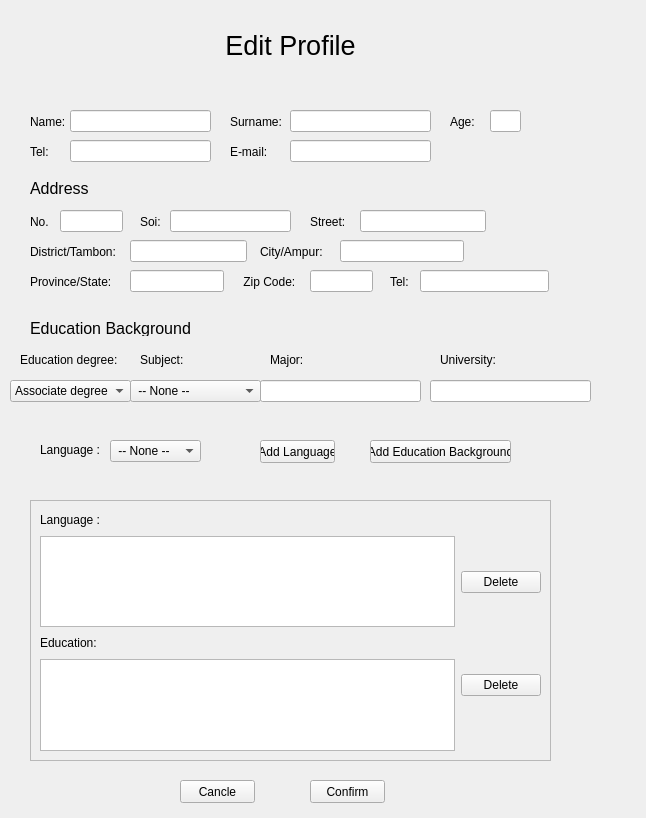
This is ui_form/Edit_Create_User_Profile.ui in Sirawap/PathFinder-Project as Qt 5 draws it before an edit. The edited form follows.
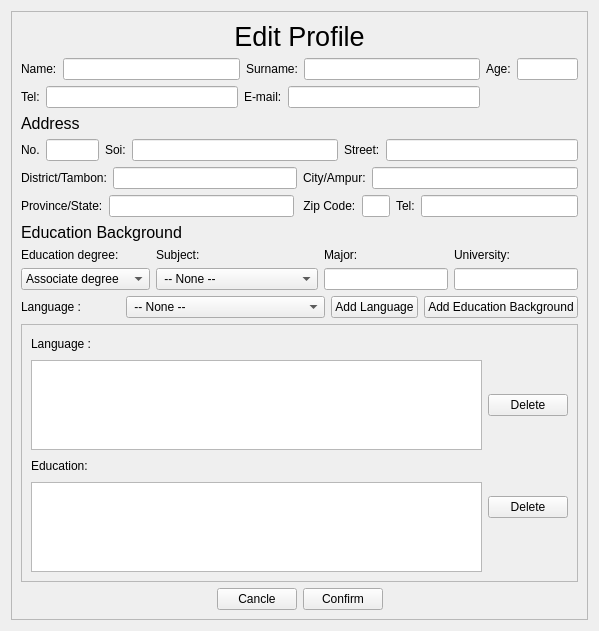
This is the edited form. Icons and pictures are not drawn.

Commit message: user edit profile

The edit to the form file:
```diff
--- a/ui_form/Edit_Create_User_Profile.ui
+++ b/ui_form/Edit_Create_User_Profile.ui
@@ -6,8 +6,8 @@
    <rect>
     <x>0</x>
     <y>0</y>
-    <width>646</width>
-    <height>818</height>
+    <width>599</width>
+    <height>631</height>
    </rect>
   </property>
   <property name="windowTitle">
@@ -23,15 +23,26 @@
 	background-color: rgb(65, 65, 65);
 }url(:/bg/grey.png)</string>
   </property>
+  <layout class="QGridLayout" name="gridLayout_2">
+   <item row="0" column="0">
+    <widget class="QScrollArea" name="scrollArea_2">
+     <property name="widgetResizable">
+      <bool>true</bool>
+     </property>
+     <widget class="QWidget" name="scrollAreaWidgetContents_2">
+      <property name="geometry">
+       <rect>
+        <x>0</x>
+        <y>0</y>
+        <width>579</width>
+        <height>611</height>
+       </rect>
+      </property>
+      <layout class="QVBoxLayout" name="verticalLayout_10">
+       <item>
+        <layout class="QVBoxLayout" name="verticalLayout_9">
+         <item>
   <widget class="QLabel" name="label">
-   <property name="geometry">
-    <rect>
-     <x>180</x>
-     <y>10</y>
-     <width>221</width>
-     <height>71</height>
-    </rect>
-   </property>
    <property name="font">
     <font>
      <pointsize>20</pointsize>
@@ -44,15 +55,96 @@
     <set>Qt::AlignCenter</set>
    </property>
   </widget>
+         </item>
+         <item>
+          <layout class="QHBoxLayout" name="horizontalLayout_23" stretch="5,1">
+           <item>
+            <layout class="QVBoxLayout" name="verticalLayout_4">
+             <item>
+              <layout class="QHBoxLayout" name="horizontalLayout_5">
+               <item>
+                <widget class="QLabel" name="label_2">
+                 <property name="text">
+                  <string>Name:</string>
+                 </property>
+                </widget>
+               </item>
+               <item>
+                <widget class="QLineEdit" name="lineEdit_name"/>
+               </item>
+               <item>
+                <widget class="QLabel" name="label_3">
+                 <property name="text">
+                  <string>Surname:</string>
+                 </property>
+                </widget>
+               </item>
+               <item>
+                <widget class="QLineEdit" name="lineEdit_name_2"/>
+               </item>
+              </layout>
+             </item>
+             <item>
+              <layout class="QHBoxLayout" name="horizontalLayout_6">
+               <item>
+                <widget class="QLabel" name="label_5">
+                 <property name="text">
+                  <string>Tel:</string>
+                 </property>
+                </widget>
+               </item>
+               <item>
+                <widget class="QLineEdit" name="lineEdit_userTel"/>
+               </item>
+               <item>
+                <widget class="QLabel" name="label_6">
+                 <property name="text">
+                  <string>E-mail:</string>
+                 </property>
+                </widget>
+               </item>
+               <item>
+                <widget class="QLineEdit" name="lineEdit_name_3"/>
+               </item>
+              </layout>
+             </item>
+            </layout>
+           </item>
+           <item>
+            <layout class="QVBoxLayout" name="verticalLayout_3">
+             <item>
+              <layout class="QHBoxLayout" name="horizontalLayout_7">
+               <item>
+                <widget class="QLabel" name="label_4">
+                 <property name="text">
+                  <string>Age:</string>
+                 </property>
+                </widget>
+               </item>
+               <item>
+                <widget class="QLineEdit" name="lineEdit_name_4"/>
+               </item>
+              </layout>
+             </item>
+             <item>
+              <spacer name="verticalSpacer_5">
+               <property name="orientation">
+                <enum>Qt::Vertical</enum>
+               </property>
+               <property name="sizeHint" stdset="0">
+                <size>
+                 <width>20</width>
+                 <height>18</height>
+                </size>
+               </property>
+              </spacer>
+             </item>
+            </layout>
+           </item>
+          </layout>
+         </item>
+         <item>
   <widget class="QLabel" name="label_9">
-   <property name="geometry">
-    <rect>
-     <x>30</x>
-     <y>180</y>
-     <width>101</width>
-     <height>16</height>
-    </rect>
-   </property>
    <property name="font">
     <font>
      <pointsize>12</pointsize>
@@ -62,15 +154,145 @@
     <string>Address</string>
    </property>
   </widget>
+         </item>
+         <item>
+          <layout class="QHBoxLayout" name="horizontalLayout_16" stretch="1,3,3">
+           <item>
+            <layout class="QHBoxLayout" name="horizontalLayout_8">
+             <item>
+              <widget class="QLabel" name="label_8">
+               <property name="text">
+                <string>No.</string>
+               </property>
+              </widget>
+             </item>
+             <item>
+              <widget class="QLineEdit" name="lineEdit_houseNo"/>
+             </item>
+            </layout>
+           </item>
+           <item>
+            <layout class="QHBoxLayout" name="horizontalLayout_9">
+             <item>
+              <widget class="QLabel" name="label_10">
+               <property name="text">
+                <string>Soi:</string>
+               </property>
+              </widget>
+             </item>
+             <item>
+              <widget class="QLineEdit" name="lineEdit_soi"/>
+             </item>
+            </layout>
+           </item>
+           <item>
+            <layout class="QHBoxLayout" name="horizontalLayout_10">
+             <item>
+              <widget class="QLabel" name="label_11">
+               <property name="text">
+                <string>Street:</string>
+               </property>
+              </widget>
+             </item>
+             <item>
+              <widget class="QLineEdit" name="lineEdit_street"/>
+             </item>
+            </layout>
+           </item>
+          </layout>
+         </item>
+         <item>
+          <layout class="QHBoxLayout" name="horizontalLayout_17">
+           <item>
+            <layout class="QHBoxLayout" name="horizontalLayout_11">
+             <item>
+              <widget class="QLabel" name="label_12">
+               <property name="text">
+                <string>District/Tambon:</string>
+               </property>
+              </widget>
+             </item>
+             <item>
+              <widget class="QLineEdit" name="lineEdit_district"/>
+             </item>
+            </layout>
+           </item>
+           <item>
+            <layout class="QHBoxLayout" name="horizontalLayout_12">
+             <item>
+              <widget class="QLabel" name="label_13">
+               <property name="text">
+                <string>City/Ampur:</string>
+               </property>
+              </widget>
+             </item>
+             <item>
+              <widget class="QLineEdit" name="lineEdit_city">
+               <property name="text">
+                <string/>
+               </property>
+              </widget>
+             </item>
+            </layout>
+           </item>
+          </layout>
+         </item>
+         <item>
+          <layout class="QHBoxLayout" name="horizontalLayout_18" stretch="3,1,2">
+           <item>
+            <layout class="QHBoxLayout" name="horizontalLayout_13">
+             <item>
+              <widget class="QLabel" name="label_14">
+               <property name="text">
+                <string>Province/State:</string>
+               </property>
+              </widget>
+             </item>
+             <item>
+              <widget class="QLineEdit" name="lineEdit_state">
+               <property name="text">
+                <string/>
+               </property>
+              </widget>
+             </item>
+            </layout>
+           </item>
+           <item>
+            <layout class="QHBoxLayout" name="horizontalLayout_14">
+             <item>
+              <widget class="QLabel" name="label_15">
+               <property name="text">
+                <string> Zip Code:</string>
+               </property>
+              </widget>
+             </item>
+             <item>
+              <widget class="QLineEdit" name="lineEdit_zip"/>
+             </item>
+            </layout>
+           </item>
+           <item>
+            <layout class="QHBoxLayout" name="horizontalLayout_15">
+             <item>
+              <widget class="QLabel" name="label_16">
+               <property name="text">
+                <string>Tel:</string>
+               </property>
+              </widget>
+             </item>
+             <item>
+              <widget class="QLineEdit" name="lineEdit_homeTel">
+               <property name="text">
+                <string/>
+               </property>
+              </widget>
+             </item>
+            </layout>
+           </item>
+          </layout>
+         </item>
+         <item>
   <widget class="QLabel" name="label_17">
-   <property name="geometry">
-    <rect>
-     <x>30</x>
-     <y>320</y>
-     <width>161</width>
-     <height>16</height>
-    </rect>
-   </property>
    <property name="font">
     <font>
      <pointsize>12</pointsize>
@@ -80,28 +302,20 @@
     <string>Education Background</string>
    </property>
   </widget>
+         </item>
+         <item>
+          <layout class="QHBoxLayout" name="horizontalLayout_19">
+           <item>
+            <layout class="QVBoxLayout" name="verticalLayout_5">
+             <item>
   <widget class="QLabel" name="label_18">
-   <property name="geometry">
-    <rect>
-     <x>20</x>
-     <y>350</y>
-     <width>101</width>
-     <height>20</height>
-    </rect>
-   </property>
    <property name="text">
     <string>Education degree:</string>
    </property>
   </widget>
+             </item>
+             <item>
   <widget class="QComboBox" name="comboBox_degree">
-   <property name="geometry">
-    <rect>
-     <x>10</x>
-     <y>380</y>
-     <width>121</width>
-     <height>22</height>
-    </rect>
-   </property>
    <item>
     <property name="text">
      <string>Associate degree </string>
@@ -123,54 +337,20 @@
     </property>
    </item>
   </widget>
+             </item>
+            </layout>
+           </item>
+           <item>
+            <layout class="QVBoxLayout" name="verticalLayout_6">
+             <item>
   <widget class="QLabel" name="label_19">
-   <property name="geometry">
-    <rect>
-     <x>140</x>
-     <y>350</y>
-     <width>101</width>
-     <height>20</height>
-    </rect>
-   </property>
    <property name="text">
     <string>Subject:</string>
    </property>
   </widget>
-  <widget class="QPushButton" name="pushButton_cancle_profile">
-   <property name="geometry">
-    <rect>
-     <x>180</x>
-     <y>780</y>
-     <width>75</width>
-     <height>23</height>
-    </rect>
-   </property>
-   <property name="text">
-    <string>Cancle</string>
-   </property>
-  </widget>
-  <widget class="QPushButton" name="pushButton_confirm_profile">
-   <property name="geometry">
-    <rect>
-     <x>310</x>
-     <y>780</y>
-     <width>75</width>
-     <height>23</height>
-    </rect>
-   </property>
-   <property name="text">
-    <string>Confirm</string>
-   </property>
-  </widget>
+             </item>
+             <item>
   <widget class="QComboBox" name="comboBox_subject">
-   <property name="geometry">
-    <rect>
-     <x>130</x>
-     <y>380</y>
-     <width>131</width>
-     <height>22</height>
-    </rect>
-   </property>
    <item>
     <property name="text">
      <string> -- None --</string>
@@ -237,323 +417,60 @@
     </property>
    </item>
   </widget>
-  <widget class="QLabel" name="label_5">
-   <property name="geometry">
-    <rect>
-     <x>30</x>
-     <y>140</y>
-     <width>21</width>
-     <height>24</height>
-    </rect>
-   </property>
+             </item>
+            </layout>
+           </item>
+           <item>
+            <layout class="QVBoxLayout" name="verticalLayout_7">
+             <item>
+              <widget class="QLabel" name="label_21">
    <property name="text">
-    <string>Tel:</string>
-   </property>
-  </widget>
-  <widget class="QLineEdit" name="lineEdit_userTel">
-   <property name="geometry">
-    <rect>
-     <x>70</x>
-     <y>140</y>
-     <width>141</width>
-     <height>22</height>
-    </rect>
-   </property>
-  </widget>
-  <widget class="QLabel" name="label_2">
-   <property name="geometry">
-    <rect>
-     <x>30</x>
-     <y>110</y>
-     <width>38</width>
-     <height>24</height>
-    </rect>
-   </property>
+                <string>Major:</string>
+               </property>
+              </widget>
+             </item>
+             <item>
+              <widget class="QLineEdit" name="lineEdit_major">
    <property name="text">
-    <string>Name:</string>
-   </property>
-  </widget>
-  <widget class="QLineEdit" name="lineEdit_name">
-   <property name="geometry">
-    <rect>
-     <x>70</x>
-     <y>110</y>
-     <width>141</width>
-     <height>22</height>
-    </rect>
-   </property>
-  </widget>
-  <widget class="QLabel" name="label_6">
-   <property name="geometry">
-    <rect>
-     <x>230</x>
-     <y>140</y>
-     <width>41</width>
-     <height>24</height>
-    </rect>
-   </property>
-   <property name="text">
-    <string>E-mail:</string>
-   </property>
-  </widget>
-  <widget class="QLabel" name="label_3">
-   <property name="geometry">
-    <rect>
-     <x>230</x>
-     <y>110</y>
-     <width>57</width>
-     <height>24</height>
-    </rect>
-   </property>
-   <property name="text">
-    <string>Surname:</string>
-   </property>
-  </widget>
-  <widget class="QLabel" name="label_4">
-   <property name="geometry">
-    <rect>
-     <x>450</x>
-     <y>110</y>
-     <width>27</width>
-     <height>24</height>
-    </rect>
-   </property>
-   <property name="text">
-    <string>Age:</string>
-   </property>
-  </widget>
-  <widget class="QLineEdit" name="lineEdit_name_2">
-   <property name="geometry">
-    <rect>
-     <x>290</x>
-     <y>110</y>
-     <width>141</width>
-     <height>22</height>
-    </rect>
-   </property>
-  </widget>
-  <widget class="QLineEdit" name="lineEdit_name_3">
-   <property name="geometry">
-    <rect>
-     <x>290</x>
-     <y>140</y>
-     <width>141</width>
-     <height>22</height>
-    </rect>
-   </property>
-  </widget>
-  <widget class="QLineEdit" name="lineEdit_name_4">
-   <property name="geometry">
-    <rect>
-     <x>490</x>
-     <y>110</y>
-     <width>31</width>
-     <height>22</height>
-    </rect>
-   </property>
-  </widget>
-  <widget class="QLineEdit" name="lineEdit_houseNo">
-   <property name="geometry">
-    <rect>
-     <x>60</x>
-     <y>210</y>
-     <width>63</width>
-     <height>22</height>
-    </rect>
-   </property>
-  </widget>
-  <widget class="QLabel" name="label_8">
-   <property name="geometry">
-    <rect>
-     <x>30</x>
-     <y>210</y>
-     <width>31</width>
-     <height>24</height>
-    </rect>
-   </property>
-   <property name="text">
-    <string>No.</string>
-   </property>
-  </widget>
-  <widget class="QLabel" name="label_10">
-   <property name="geometry">
-    <rect>
-     <x>140</x>
-     <y>210</y>
-     <width>23</width>
-     <height>24</height>
-    </rect>
-   </property>
-   <property name="text">
-    <string>Soi:</string>
-   </property>
-  </widget>
-  <widget class="QLineEdit" name="lineEdit_soi">
-   <property name="geometry">
-    <rect>
-     <x>170</x>
-     <y>210</y>
-     <width>121</width>
-     <height>22</height>
-    </rect>
-   </property>
-  </widget>
-  <widget class="QLineEdit" name="lineEdit_street">
-   <property name="geometry">
-    <rect>
-     <x>360</x>
-     <y>210</y>
-     <width>126</width>
-     <height>22</height>
-    </rect>
-   </property>
-  </widget>
-  <widget class="QLabel" name="label_11">
-   <property name="geometry">
-    <rect>
-     <x>310</x>
-     <y>210</y>
-     <width>51</width>
-     <height>24</height>
-    </rect>
-   </property>
-   <property name="text">
-    <string>Street:</string>
-   </property>
-  </widget>
-  <widget class="QLineEdit" name="lineEdit_district">
-   <property name="geometry">
-    <rect>
-     <x>130</x>
-     <y>240</y>
-     <width>117</width>
-     <height>22</height>
-    </rect>
-   </property>
-  </widget>
-  <widget class="QLabel" name="label_12">
-   <property name="geometry">
-    <rect>
-     <x>30</x>
-     <y>240</y>
-     <width>101</width>
-     <height>24</height>
-    </rect>
-   </property>
-   <property name="text">
-    <string>District/Tambon:</string>
-   </property>
-  </widget>
-  <widget class="QLineEdit" name="lineEdit_city">
-   <property name="geometry">
-    <rect>
-     <x>340</x>
-     <y>240</y>
-     <width>124</width>
-     <height>22</height>
-    </rect>
-   </property>
-   <property name="text">
     <string/>
    </property>
   </widget>
-  <widget class="QLabel" name="label_13">
-   <property name="geometry">
-    <rect>
-     <x>260</x>
-     <y>240</y>
-     <width>71</width>
-     <height>24</height>
-    </rect>
-   </property>
+             </item>
+            </layout>
+           </item>
+           <item>
+            <layout class="QVBoxLayout" name="verticalLayout_8">
+             <item>
+              <widget class="QLabel" name="label_24">
    <property name="text">
-    <string>City/Ampur:</string>
-   </property>
-  </widget>
-  <widget class="QLineEdit" name="lineEdit_state">
-   <property name="geometry">
-    <rect>
-     <x>130</x>
-     <y>270</y>
-     <width>94</width>
-     <height>22</height>
-    </rect>
-   </property>
+                <string>University:</string>
+               </property>
+              </widget>
+             </item>
+             <item>
+              <widget class="QLineEdit" name="lineEdit_university">
    <property name="text">
     <string/>
    </property>
   </widget>
-  <widget class="QLabel" name="label_14">
-   <property name="geometry">
-    <rect>
-     <x>30</x>
-     <y>270</y>
-     <width>91</width>
-     <height>24</height>
-    </rect>
-   </property>
+             </item>
+            </layout>
+           </item>
+          </layout>
+         </item>
+         <item>
+          <layout class="QHBoxLayout" name="horizontalLayout_22">
+           <item>
+            <layout class="QHBoxLayout" name="horizontalLayout_20" stretch="1,2">
+             <item>
+              <widget class="QLabel" name="label_20">
    <property name="text">
-    <string>Province/State:</string>
-   </property>
-  </widget>
-  <widget class="QLineEdit" name="lineEdit_zip">
-   <property name="geometry">
-    <rect>
-     <x>310</x>
-     <y>270</y>
-     <width>63</width>
-     <height>22</height>
-    </rect>
-   </property>
-  </widget>
-  <widget class="QLabel" name="label_15">
-   <property name="geometry">
-    <rect>
-     <x>240</x>
-     <y>270</y>
-     <width>61</width>
-     <height>24</height>
-    </rect>
-   </property>
-   <property name="text">
-    <string> Zip Code:</string>
-   </property>
-  </widget>
-  <widget class="QLineEdit" name="lineEdit_homeTel">
-   <property name="geometry">
-    <rect>
-     <x>420</x>
-     <y>270</y>
-     <width>129</width>
-     <height>22</height>
-    </rect>
-   </property>
-   <property name="text">
-    <string/>
-   </property>
-  </widget>
-  <widget class="QLabel" name="label_16">
-   <property name="geometry">
-    <rect>
-     <x>390</x>
-     <y>270</y>
-     <width>31</width>
-     <height>24</height>
-    </rect>
-   </property>
-   <property name="text">
-    <string>Tel:</string>
-   </property>
-  </widget>
+                <string>Language :</string>
+               </property>
+              </widget>
+             </item>
+             <item>
   <widget class="QComboBox" name="register_language">
-   <property name="geometry">
-    <rect>
-     <x>110</x>
-     <y>440</y>
-     <width>91</width>
-     <height>22</height>
-    </rect>
-   </property>
    <item>
     <property name="text">
      <string> -- None -- </string>
@@ -610,80 +527,31 @@
     </property>
    </item>
   </widget>
-  <widget class="QLabel" name="label_20">
-   <property name="geometry">
-    <rect>
-     <x>40</x>
-     <y>440</y>
-     <width>61</width>
-     <height>20</height>
-    </rect>
-   </property>
-   <property name="text">
-    <string>Language :</string>
-   </property>
-  </widget>
-  <widget class="QLabel" name="label_21">
-   <property name="geometry">
-    <rect>
-     <x>270</x>
-     <y>350</y>
-     <width>101</width>
-     <height>20</height>
-    </rect>
-   </property>
-   <property name="text">
-    <string>Major:</string>
-   </property>
-  </widget>
-  <widget class="QLineEdit" name="lineEdit_major">
-   <property name="geometry">
-    <rect>
-     <x>260</x>
-     <y>380</y>
-     <width>161</width>
-     <height>22</height>
-    </rect>
-   </property>
-   <property name="text">
-    <string/>
-   </property>
-  </widget>
-  <widget class="QPushButton" name="pushButton">
-   <property name="geometry">
-    <rect>
-     <x>370</x>
-     <y>440</y>
-     <width>141</width>
-     <height>23</height>
-    </rect>
-   </property>
-   <property name="text">
-    <string>Add Education Background</string>
-   </property>
-  </widget>
+             </item>
+            </layout>
+           </item>
+           <item>
+            <layout class="QHBoxLayout" name="horizontalLayout_21">
+             <item>
   <widget class="QPushButton" name="pushButton_2">
-   <property name="geometry">
-    <rect>
-     <x>260</x>
-     <y>440</y>
-     <width>75</width>
-     <height>23</height>
-    </rect>
-   </property>
    <property name="text">
     <string>Add Language</string>
    </property>
   </widget>
+             </item>
+             <item>
+              <widget class="QPushButton" name="pushButton">
+               <property name="text">
+                <string>Add Education Background</string>
+               </property>
+              </widget>
+             </item>
+            </layout>
+           </item>
+          </layout>
+         </item>
+         <item>
   <widget class="QScrollArea" name="scrollArea">
-   <property name="geometry">
-    <rect>
-     <x>30</x>
-     <y>500</y>
-     <width>521</width>
-     <height>261</height>
-    </rect>
-   </property>
    <property name="widgetResizable">
     <bool>true</bool>
    </property>
@@ -692,8 +560,8 @@
      <rect>
       <x>0</x>
       <y>0</y>
-      <width>519</width>
-      <height>259</height>
+              <width>557</width>
+              <height>237</height>
      </rect>
     </property>
     <layout class="QGridLayout" name="gridLayout">
@@ -836,32 +704,58 @@
     </layout>
    </widget>
   </widget>
-  <widget class="QLabel" name="label_24">
-   <property name="geometry">
-    <rect>
-     <x>440</x>
-     <y>350</y>
-     <width>101</width>
+         </item>
+         <item>
+          <layout class="QHBoxLayout" name="horizontalLayout_24">
+           <item>
+            <spacer name="horizontalSpacer_3">
+             <property name="orientation">
+              <enum>Qt::Horizontal</enum>
+             </property>
+             <property name="sizeHint" stdset="0">
+              <size>
+               <width>40</width>
      <height>20</height>
-    </rect>
-   </property>
+              </size>
+             </property>
+            </spacer>
+           </item>
+           <item>
+            <widget class="QPushButton" name="pushButton_cancle_profile">
    <property name="text">
-    <string>University:</string>
-   </property>
-  </widget>
-  <widget class="QLineEdit" name="lineEdit_university">
-   <property name="geometry">
-    <rect>
-     <x>430</x>
-     <y>380</y>
-     <width>161</width>
-     <height>22</height>
-    </rect>
-   </property>
+              <string>Cancle</string>
+             </property>
+            </widget>
+           </item>
+           <item>
+            <widget class="QPushButton" name="pushButton_confirm_profile">
    <property name="text">
-    <string/>
-   </property>
-  </widget>
+              <string>Confirm</string>
+             </property>
+            </widget>
+           </item>
+           <item>
+            <spacer name="horizontalSpacer_4">
+             <property name="orientation">
+              <enum>Qt::Horizontal</enum>
+             </property>
+             <property name="sizeHint" stdset="0">
+              <size>
+               <width>40</width>
+               <height>20</height>
+              </size>
+             </property>
+            </spacer>
+           </item>
+          </layout>
+         </item>
+        </layout>
+       </item>
+      </layout>
+     </widget>
+    </widget>
+   </item>
+  </layout>
  </widget>
  <resources>
   <include location="../resource_pic/source.qrc"/>
```
Lines whose indentation alone changed are shown as unchanged. The commit also changes 1 other file.
